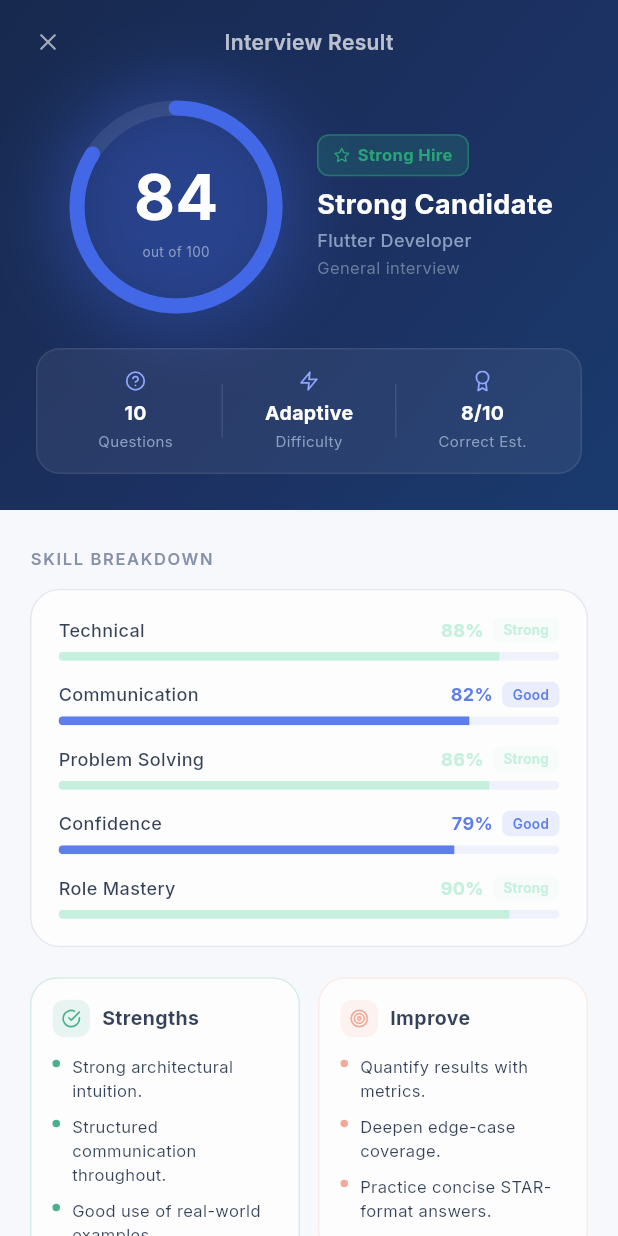
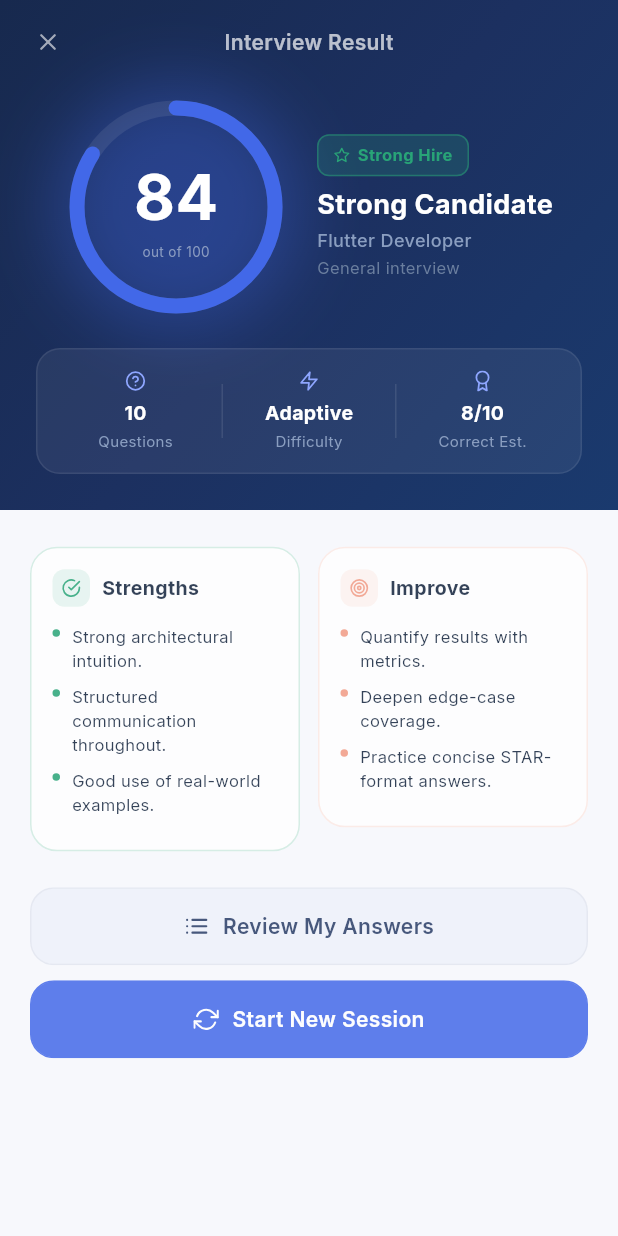
Before and after one commit to meraj15/AI-Mock-Interview, a Flutter app: the InterviewResultPage screen opened directly, on a phone screen of 412 x 824 dp. Run offline on Flutter 3.47's test engine with Material 3 defaults, Android fonts, the light colour scheme and no system bars; our stand-ins replace feather_icons, file_picker, flutter_tts, fluttertoast, google_fonts, shared_preferences and 1 more; accounts and stored records are empty.

Commit message:
feat: implement AI-driven interview service and frontend integration for result pages

```diff
--- a/lib/core/services/ai_interview_service.dart
+++ b/lib/core/services/ai_interview_service.dart
@@ -186,15 +186,7 @@ class AIEvaluationResult {
       performanceLabel: level,
       hiringBand: hiringBand,
       benchmark: benchmark,
-      skillScores: skillScores.isNotEmpty
-          ? skillScores
-          : {
-              'Technical Knowledge': overall,
-              'Communication & Clarity': overall,
-              'Problem Solving': overall,
-              'Architecture & Design': overall,
-              'Role Mastery': overall,
-            },
+      skillScores: skillScores,
       strengths: rawStrengths.isNotEmpty
           ? rawStrengths
           : ['Demonstrated clear domain concepts and structured answers.'],
--- a/lib/features/interview/presentation/pages/interview_result_page.dart
+++ b/lib/features/interview/presentation/pages/interview_result_page.dart
@@ -74,15 +74,6 @@ class _InterviewResultPageState extends State<InterviewResultPage>
           'Practice concise STAR-format answers.',
         ];
 
-    final skillScores = eval?.skillScores ??
-        {
-          'Technical': 88,
-          'Communication': 82,
-          'Problem Solving': 86,
-          'Confidence': 79,
-          'Role Mastery': 90,
-        };
-
     // Score colour
     final scoreColor = score >= 85
         ? colors.mint
@@ -151,18 +142,6 @@ class _InterviewResultPageState extends State<InterviewResultPage>
                   child: Column(
                     crossAxisAlignment: CrossAxisAlignment.start,
                     children: [
-                      // ── Skill breakdown ─────────────────────────────
-                      _SectionLabel(
-                          label: 'Skill Breakdown', colors: colors),
-                      const SizedBox(height: 12),
-                      _SkillCard(
-                        scores: skillScores,
-                        colors: colors,
-                        ringAnim: _ringAnim,
-                      ),
-
-                      const SizedBox(height: 20),
-
                       // ── Strengths & Improve side by side ────────────
                       Row(
                         crossAxisAlignment: CrossAxisAlignment.start,
@@ -620,123 +599,6 @@ class _SectionLabel extends StatelessWidget {
   }
 }
 
-// ── Skill Card ────────────────────────────────────────────────────────────────
-
-class _SkillCard extends StatelessWidget {
-  final Map<String, int> scores;
-  final AppColorScheme colors;
-  final Animation<double> ringAnim;
-
-  const _SkillCard({
-    required this.scores,
-    required this.colors,
-    required this.ringAnim,
-  });
-
-  @override
-  Widget build(BuildContext context) {
-    final entries = scores.entries.toList();
-    return Container(
-      padding: const EdgeInsets.all(18),
-      decoration: BoxDecoration(
-        color: colors.card,
-        borderRadius: BorderRadius.circular(20),
-        border: Border.all(color: colors.border),
-      ),
-      child: Column(
-        children: [
-          for (int i = 0; i < entries.length; i++) ...[
-            _SkillBar(
-              label: entries[i].key,
-              value: entries[i].value,
-              colors: colors,
-              anim: ringAnim,
-            ),
-            if (i < entries.length - 1)
-              const SizedBox(height: 14),
-          ],
-        ],
-      ),
-    );
-  }
-}
-
-class _SkillBar extends StatelessWidget {
-  final String label;
-  final int value;
-  final AppColorScheme colors;
-  final Animation<double> anim;
-
-  const _SkillBar({
-    required this.label,
-    required this.value,
-    required this.colors,
-    required this.anim,
-  });
-
-  @override
-  Widget build(BuildContext context) {
-    final isStrong = value >= 85;
-    final isGood = value >= 70;
-    final barColor = isStrong
-        ? colors.mint
-        : isGood
-            ? colors.primary
-            : colors.coral;
-    final tag = isStrong ? 'Strong' : isGood ? 'Good' : 'Growing';
-
-    return Column(
-      crossAxisAlignment: CrossAxisAlignment.start,
-      children: [
-        Row(
-          mainAxisAlignment: MainAxisAlignment.spaceBetween,
-          children: [
-            Text(
-              label,
-              style: AppTypography.medium(12, color: colors.foreground),
-            ),
-            Row(
-              mainAxisSize: MainAxisSize.min,
-              children: [
-                Text(
-                  '$value%',
-                  style: AppTypography.bold(12, color: barColor),
-                ),
-                const SizedBox(width: 6),
-                Container(
-                  padding:
-                      const EdgeInsets.symmetric(horizontal: 7, vertical: 2),
-                  decoration: BoxDecoration(
-                    color: barColor.withValues(alpha: 0.12),
-                    borderRadius: BorderRadius.circular(5),
-                  ),
-                  child: Text(
-                    tag,
-                    style: AppTypography.semiBold(9, color: barColor),
-                  ),
-                ),
-              ],
-            ),
-          ],
-        ),
-        const SizedBox(height: 6),
-        AnimatedBuilder(
-          animation: anim,
-          builder: (_, __) => ClipRRect(
-            borderRadius: BorderRadius.circular(8),
-            child: LinearProgressIndicator(
-              value: (value / 100) * anim.value,
-              minHeight: 6,
-              backgroundColor: colors.secondary,
-              valueColor: AlwaysStoppedAnimation<Color>(barColor),
-            ),
-          ),
-        ),
-      ],
-    );
-  }
-}
-
 // ── Feedback Card (Strengths / Improve) ───────────────────────────────────────
 
 class _FeedbackCard extends StatelessWidget {
```
Also changed, not shown: 2 other files.
